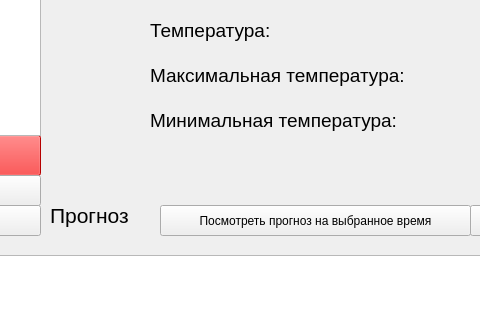
Otruvin/Curs-work, file mainwindow.ui: the form before one commit; both pictures show x 240 to 720 and y 325 to 645 of the 999 by 992 pixel window.
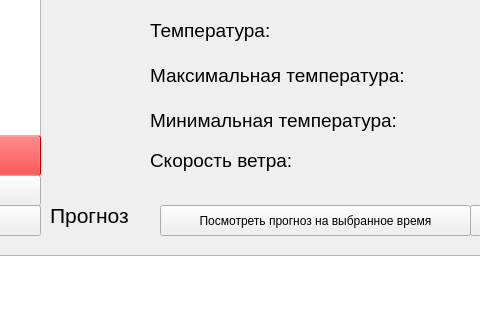
The form after the commit. Icons and pictures are not drawn.

```diff
--- a/mainwindow.ui
+++ b/mainwindow.ui
@@ -569,6 +569,42 @@
      <string/>
     </property>
    </widget>
+   <widget class="QLabel" name="label_10">
+    <property name="geometry">
+     <rect>
+      <x>390</x>
+      <y>470</y>
+      <width>181</width>
+      <height>31</height>
+     </rect>
+    </property>
+    <property name="font">
+     <font>
+      <pointsize>14</pointsize>
+     </font>
+    </property>
+    <property name="text">
+     <string>Скорость ветра: </string>
+    </property>
+   </widget>
+   <widget class="QLabel" name="windSpeedL">
+    <property name="geometry">
+     <rect>
+      <x>570</x>
+      <y>470</y>
+      <width>291</width>
+      <height>31</height>
+     </rect>
+    </property>
+    <property name="font">
+     <font>
+      <pointsize>14</pointsize>
+     </font>
+    </property>
+    <property name="text">
+     <string/>
+    </property>
+   </widget>
   </widget>
   <widget class="QMenuBar" name="menuBar">
    <property name="geometry">
```
